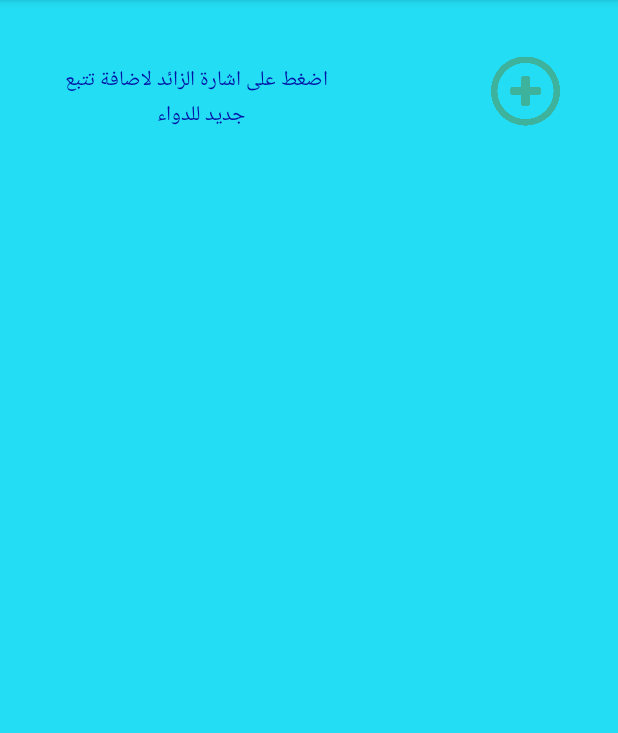
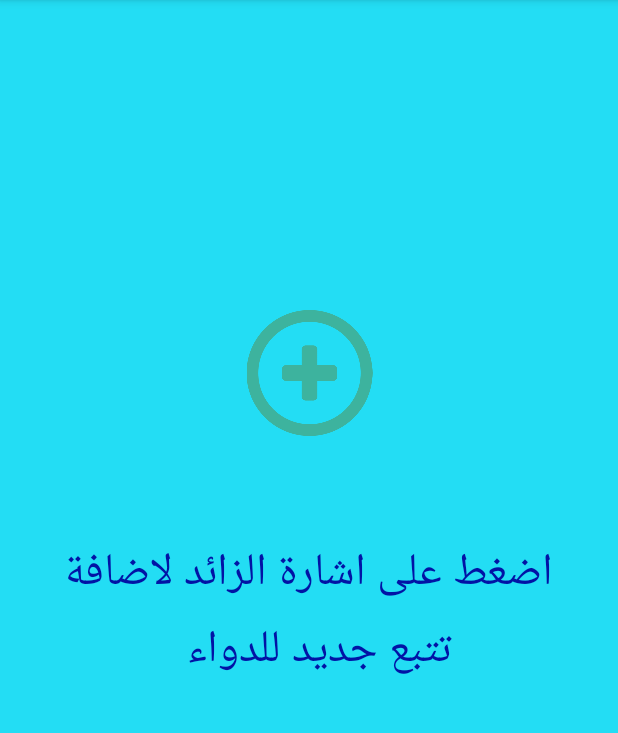
Before and after one commit to damouni/TherapyApp, an Android app: the TrackActivity screen opened directly, with no data from a screen before it, on a phone screen of 412 x 824 dp, the part 84-817 px from its top. Run offline under Robolectric (Android 15) with nearby library versions, the phone set to English and light mode, and no system bars.

Commit message:
add button to TrackActivity

```diff
--- a/app/src/main/res/layout/activity_track.xml
+++ b/app/src/main/res/layout/activity_track.xml
@@ -9,28 +9,28 @@
 
     <ImageView
         android:id="@+id/AddTrack"
+        android:layout_width="111dp"
+        android:layout_height="84dp"
         android:onClick="AddTrackToDwa"
-        android:layout_width="46dp"
-        android:layout_height="48dp"
         app:layout_constraintBottom_toBottomOf="parent"
         app:layout_constraintEnd_toEndOf="parent"
-        app:layout_constraintHorizontal_bias="0.895"
         app:layout_constraintStart_toStartOf="parent"
         app:layout_constraintTop_toTopOf="parent"
-        app:layout_constraintVertical_bias="0.051"
+        app:layout_constraintVertical_bias="0.302"
         app:srcCompat="@drawable/plus" />
 
     <TextView
         android:id="@+id/textView2"
-        android:layout_width="200dp"
-        android:layout_height="97dp"
+        android:layout_width="338dp"
+        android:layout_height="163dp"
         android:gravity="center"
         android:text="اضغط على اشارة الزائد لاضافة تتبع جديد للدواء  "
         android:textColor="#0213A5"
+        android:textSize="30sp"
         app:layout_constraintBottom_toBottomOf="parent"
         app:layout_constraintEnd_toEndOf="parent"
-        app:layout_constraintHorizontal_bias="0.146"
+        app:layout_constraintHorizontal_bias="0.493"
         app:layout_constraintStart_toStartOf="parent"
         app:layout_constraintTop_toTopOf="parent"
-        app:layout_constraintVertical_bias="0.025" />
+        app:layout_constraintVertical_bias="0.541" />
 </androidx.constraintlayout.widget.ConstraintLayout>
```
